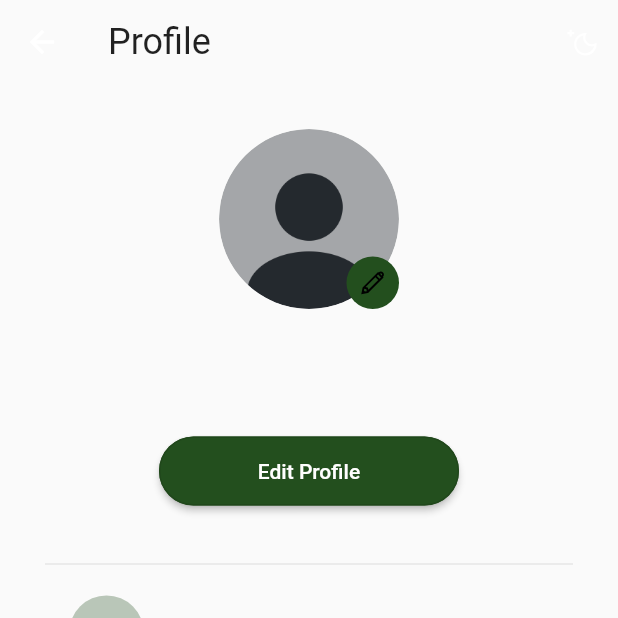
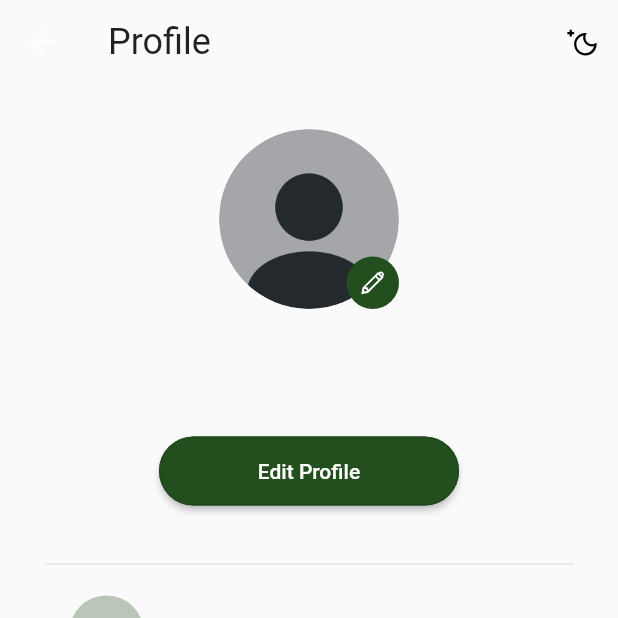
Before and after one commit to JY3JW/QuickGrocer-Application, a Flutter app: the ProfileScreen screen opened directly, on a phone screen of 412 x 824 dp, the top half of it. Run offline on Flutter 3.47's test engine with Material 2 defaults, Android fonts, the phone set to English and light mode, and no system bars; our stand-ins replace cloud_firestore, firebase_auth, firebase_core, flutter_otp_text_field, get, google_fonts and 2 more; accounts and stored records are empty.

Commit message:
change between dark / light theme

```diff
--- a/lib/src/features/core/screens/profile/profile_screen.dart
+++ b/lib/src/features/core/screens/profile/profile_screen.dart
@@ -9,6 +9,7 @@ import 'package:quickgrocer_application/src/features/authentication/models/user_
 import 'package:quickgrocer_application/src/features/core/controllers/profile_controller.dart';
 import 'package:quickgrocer_application/src/features/core/screens/profile/update_profile_screen.dart';
 import 'package:quickgrocer_application/src/repository/authentication_repository/authentication_repository.dart';
+import 'package:quickgrocer_application/src/utils/theme/theme.dart';
 
 class ProfileScreen extends StatelessWidget {
   const ProfileScreen({super.key});
@@ -17,10 +18,10 @@ class ProfileScreen extends StatelessWidget {
   Widget build(BuildContext context) {
     final controller = Get.put(ProfileController());
 
-    var isDark = MediaQuery.of(context).platformBrightness == Brightness.dark;
     var iconColor =
-        isDark ? AppColors.subPistachioColor : AppColors.mainPineColor;
-    var iconLineColor = isDark ? Colors.white : Colors.black;
+        Get.isDarkMode ? AppColors.subPistachioColor : AppColors.mainPineColor;
+    var iconLineColor = Get.isDarkMode ? Colors.black : Colors.white;
+    var iconColorWithoutBackground = Get.isDarkMode ? Colors.white : Colors.black;
 
     return Scaffold(
       appBar: AppBar(
@@ -32,8 +33,10 @@ class ProfileScreen extends StatelessWidget {
         elevation: 0,
         actions: [
           IconButton(
-              onPressed: () {},
-              icon: Icon(isDark ? LineAwesomeIcons.sun : LineAwesomeIcons.moon))
+              onPressed: () {
+                Get.isDarkMode ? Get.changeTheme(AppTheme.lightTheme) : Get.changeTheme(AppTheme.darkTheme);
+              },
+              icon: Icon(Get.isDarkMode ? LineAwesomeIcons.sun : LineAwesomeIcons.moon, color: iconColorWithoutBackground,))
         ],
       ),
       body: SingleChildScrollView(
@@ -67,7 +70,7 @@ class ProfileScreen extends StatelessWidget {
                 ],
               ),
               const SizedBox(height: 20),
-              Container (
+              Container(
                 child: FutureBuilder(
                     future: controller.getUserData(),
                     builder: (context, snapshot) {
@@ -76,19 +79,24 @@ class ProfileScreen extends StatelessWidget {
                           UserModel user = snapshot.data as UserModel;
                           return Column(
                             children: [
-                            Text(user.fullName,style: Theme.of(context).textTheme.headlineSmall),
-                            Text(user.email, style: Theme.of(context).textTheme.bodyLarge),],
+                              Text(user.fullName,
+                                  style: Theme.of(context)
+                                      .textTheme
+                                      .headlineSmall),
+                              Text(user.email,
+                                  style: Theme.of(context).textTheme.bodyLarge),
+                            ],
                           );
                         } else if (snapshot.hasError) {
                           return Center(child: Text(snapshot.error.toString()));
                         } else {
-                        return const Center(child: Text("Something went wrong"));
+                          return const Center(
+                              child: Text("Something went wrong"));
                         }
                       } else {
                         return Center(child: CircularProgressIndicator());
                       }
-                  }
-                ),
+                    }),
               ),
               const SizedBox(height: 20),
               SizedBox(
@@ -109,7 +117,8 @@ class ProfileScreen extends StatelessWidget {
                       context: context,
                       builder: (context) => AlertDialog(
                               title: Text('Logout'),
-                      content: Text('Confirm to log out of your account?'),
+                              content:
+                                  Text('Confirm to log out of your account?'),
                               actions: [
                                 ElevatedButton(
                                   child: Text('NO'),
@@ -117,11 +126,11 @@ class ProfileScreen extends StatelessWidget {
                                 ),
                                 ElevatedButton(
                                   child: Text('YES'),
-                          onPressed: () => AuthenticationRepository.instance.logout(),
+                                  onPressed: () => AuthenticationRepository
+                                      .instance
+                                      .logout(),
                                 ),
-                      ]
-                    )
-                  );
+                              ]));
                 },
                 leading: Container(
                   width: 50,
```
Also changed, not shown: lib/src/features/core/screens/profile/update_profile_screen.dart (+8 -3 lines). Lines whose indentation alone changed are shown as unchanged.
